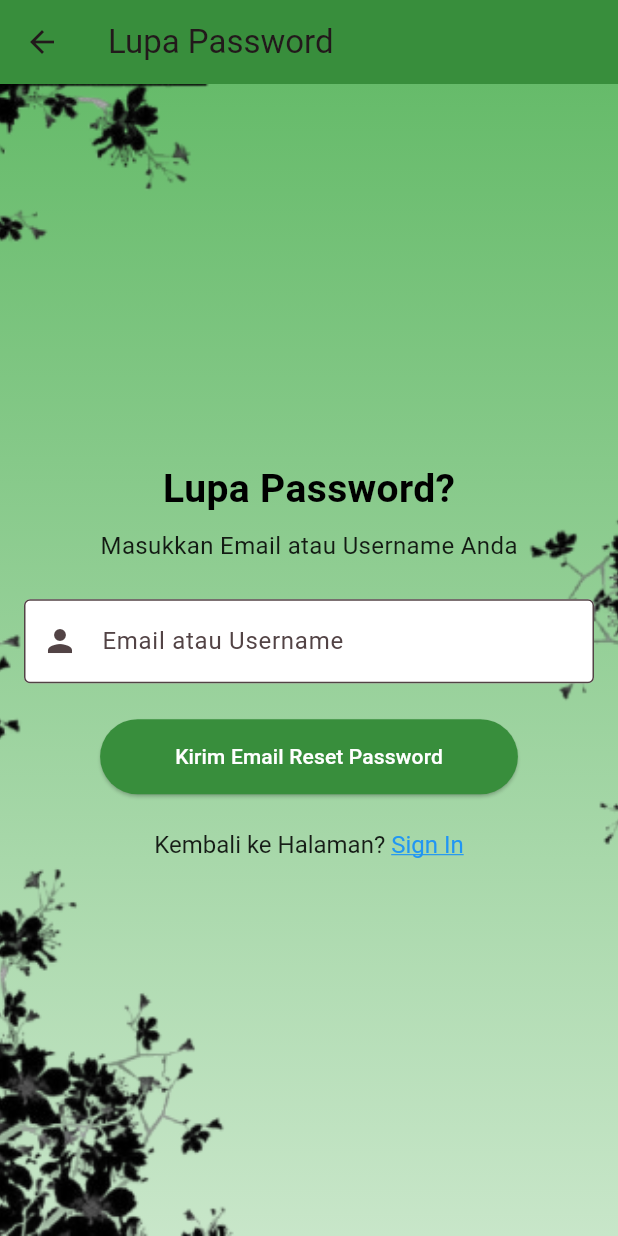
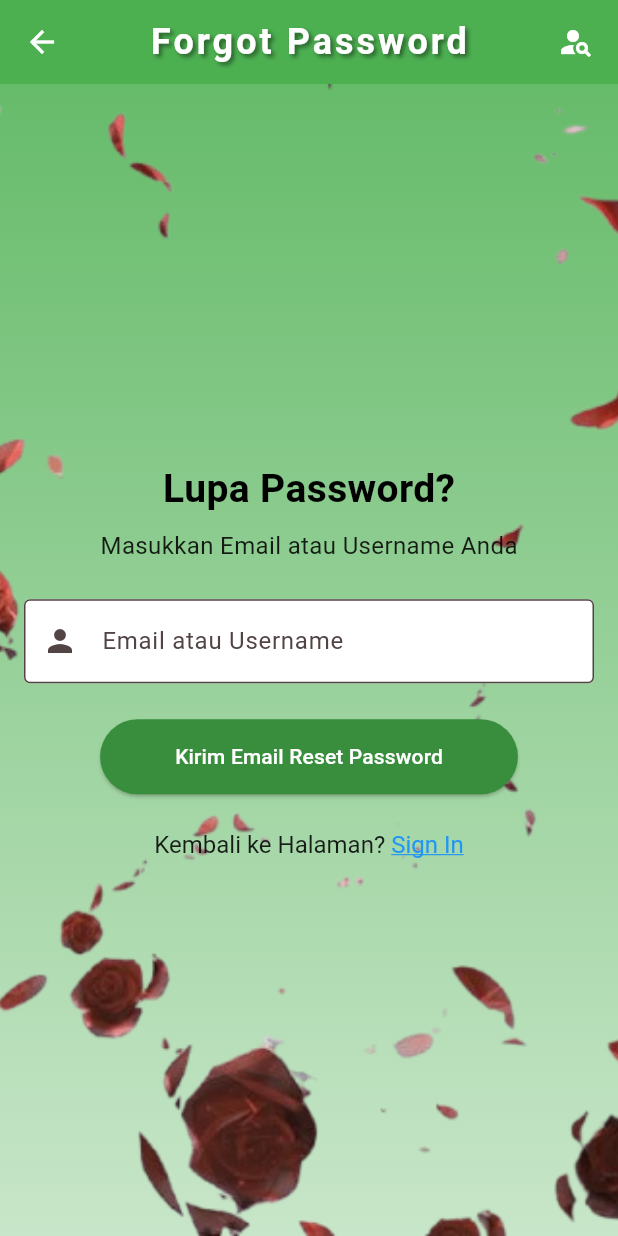
Before and after one commit to art-trnty/Florista, a Flutter app: the ForgotPasswordScreen screen opened directly, on a phone screen of 412 x 824 dp. Run offline on Flutter 3.47's test engine with Material 3 defaults, Android fonts, the phone set to English and light mode, and no system bars; our stand-ins replace cloud_firestore, firebase_auth, firebase_core, flutter_spinkit, geocoding, geolocator and 2 more; missing offline and left inert: firebase_app_check; accounts and stored records are empty.

Commit message:
Update files

```diff
--- a/lib/screens/AdditionalFeaturesScreen/ForgotPasswordScreen.dart
+++ b/lib/screens/AdditionalFeaturesScreen/ForgotPasswordScreen.dart
@@ -100,8 +100,31 @@ class _ForgotPasswordScreenState extends State<ForgotPasswordScreen> {
   Widget build(BuildContext context) {
     return Scaffold(
       appBar: AppBar(
-        title: const Text('Lupa Password'),
-        backgroundColor: Colors.green.shade700,
+        backgroundColor: Colors.green,
+        centerTitle: true,
+        iconTheme: const IconThemeData(color: Colors.white),
+        title: const Text(
+          'Forgot Password',
+          style: TextStyle(
+            fontSize: 24,
+            fontWeight: FontWeight.bold,
+            letterSpacing: 2.0,
+            color: Colors.white,
+            shadows: [
+              Shadow(
+                offset: Offset(2.0, 2.0),
+                blurRadius: 3.0,
+                color: Colors.black45,
+              ),
+            ],
+          ),
+        ),
+        actions: const [
+          Padding(
+            padding: EdgeInsets.only(right: 16.0),
+            child: Icon(Icons.person_search, color: Colors.white),
+          ),
+        ],
       ),
       body: Stack(
         children: [
@@ -117,7 +140,9 @@ class _ForgotPasswordScreenState extends State<ForgotPasswordScreen> {
           Container(
             decoration: const BoxDecoration(
               image: DecorationImage(
-                image: AssetImage('assets/Additional/backgroundSign-In.png'),
+                image: AssetImage(
+                  'assets/Additional/backgroundForgotPassword.png',
+                ),
                 fit: BoxFit.cover,
               ),
             ),
--- a/lib/screens/Store/EditStoreScreen.dart
+++ b/lib/screens/Store/EditStoreScreen.dart
@@ -65,7 +65,6 @@ class _EditStoreScreenState extends State<EditStoreScreen> {
             .collection('stores')
             .doc(widget.store.id)
             .update({'imageBase64': base64Image});
-
         setState(() {
           _imageBase64 = base64Image;
         });
@@ -101,17 +100,15 @@ class _EditStoreScreenState extends State<EditStoreScreen> {
             'imageBase64': _imageBase64,
             'rating': double.tryParse(_ratingController.text.trim()) ?? 0.0,
           });
-
       ScaffoldMessenger.of(context).showSnackBar(
         const SnackBar(content: Text('Toko berhasil diperbarui.')),
       );
-      Navigator.pop(context, true); // kembali dengan sinyal sukses
+      Navigator.pop(context, true);
     } catch (e) {
       ScaffoldMessenger.of(
         context,
       ).showSnackBar(SnackBar(content: Text('Gagal memperbarui toko: $e')));
     }
-
     setState(() {
       _isLoading = false;
     });
--- a/pubspec.yaml
+++ b/pubspec.yaml
@@ -44,6 +44,8 @@ flutter:
     - assets/Additional/Flowers.jpg
     - assets/Additional/backgroundSign-In.png
     - assets/Additional/backgroundSign-Up.png
+    - assets/Additional/backgroundForgotPassword.png
+    - assets/Additional/backgroundAboutApp.png
     - assets/Additional/backgroundEditProfile.png
     - assets/Additional/NatureBloom.jpg
     - assets/Additional/art.trnty.jpeg
```
Also changed, not shown: lib/screens/AdditionalFeaturesScreen/AboutAppScreen.dart (+9 -3 lines), lib/screens/Store/AllStoreScreen.dart (+6 -7 lines), assets/Additional/backgroundAboutApp.png (added), assets/Additional/backgroundForgotPassword.png (added).
